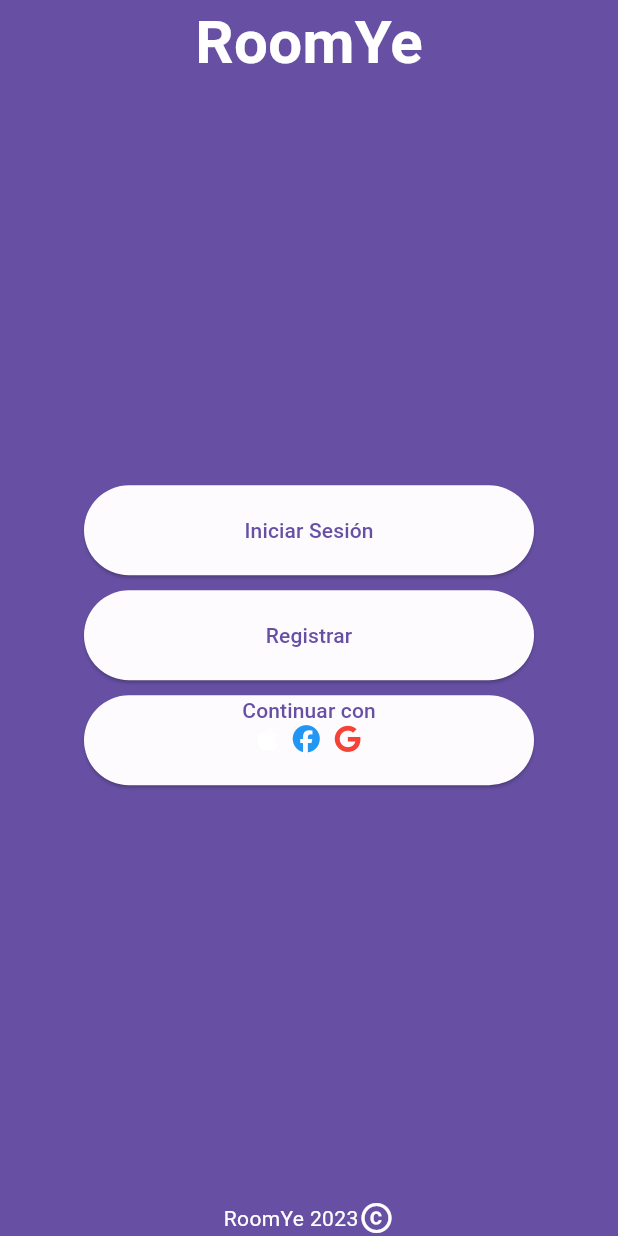
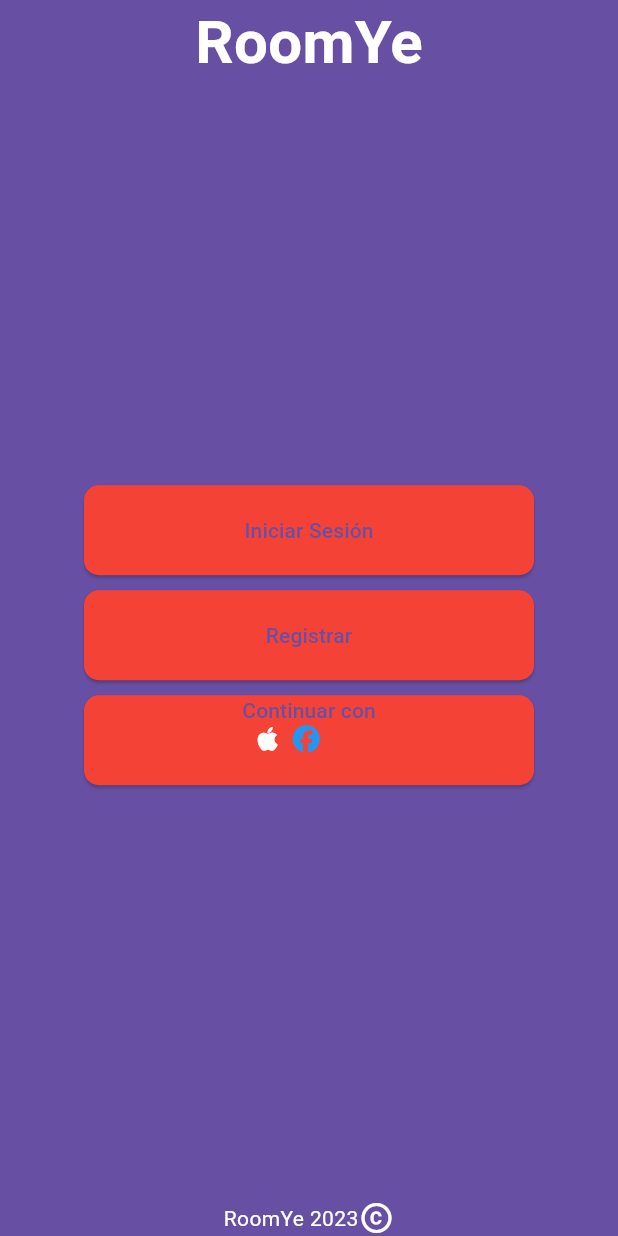
Before and after one commit to aleph-icabod/room_ye, a Flutter app: the screen it shows after launch, on a phone screen of 412 x 824 dp. Run offline on Flutter 3.47's test engine with Material 2 defaults, Android fonts, the phone set to English and light mode, and no system bars; our stand-ins replace font_awesome_flutter.

Commit message:
use theme button style

```diff
--- a/lib/config/constants.dart
+++ b/lib/config/constants.dart
@@ -1,3 +1,7 @@
+
+
+
+
 class UIConstants{
   static const double textFieldWidth=300;
   static const double textFieldHeight=60;
--- a/lib/config/theme.dart
+++ b/lib/config/theme.dart
@@ -1,7 +1,6 @@
 import 'package:flutter/material.dart';
 
-
-const colorScheme =ColorScheme(
+const colorScheme = ColorScheme(
   brightness: Brightness.light,
   primary: Color(0xFF6750A4),
   onPrimary: Color(0xFFFFFFFF),
@@ -35,13 +34,29 @@ const colorScheme =ColorScheme(
   scrim: Color(0xFF000000),
 );
 
-
-class RoomYeeTheme{
-  themeData(){
+class RoomYeeTheme {
+  themeData() {
     return ThemeData(
-      useMaterial3: true,
-      colorScheme: colorScheme,
-    );
+        useMaterial3: true,
+        colorScheme: colorScheme,
+        filledButtonTheme: FilledButtonThemeData(
+            style: ButtonStyle(
+          shape: MaterialStateProperty.all<OutlinedBorder>(
+            const RoundedRectangleBorder(
+              borderRadius: BorderRadius.all(Radius.circular(10)),
+            ),
+          ),
+        )),
+        elevatedButtonTheme: ElevatedButtonThemeData(
+            style: ButtonStyle(
+              backgroundColor: MaterialStateProperty.all<Color>(
+               Colors.red,
+              ),
+          shape: MaterialStateProperty.all<OutlinedBorder>(
+            const RoundedRectangleBorder(
+              borderRadius: BorderRadius.all(Radius.circular(10)),
+            ),
+          ),
+        )));
   }
-
 }
```
Also changed, not shown: lib/screens/home.dart (+10 -1 lines), lib/screens/tabs/home_tab.dart (+8 -43 lines).
